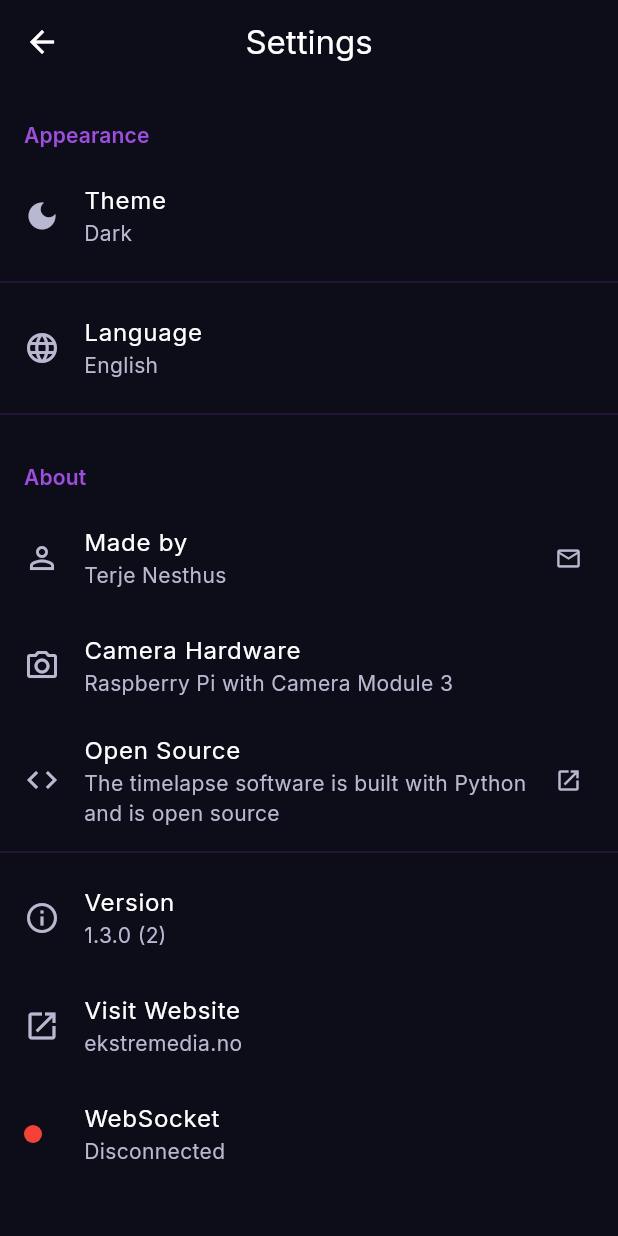
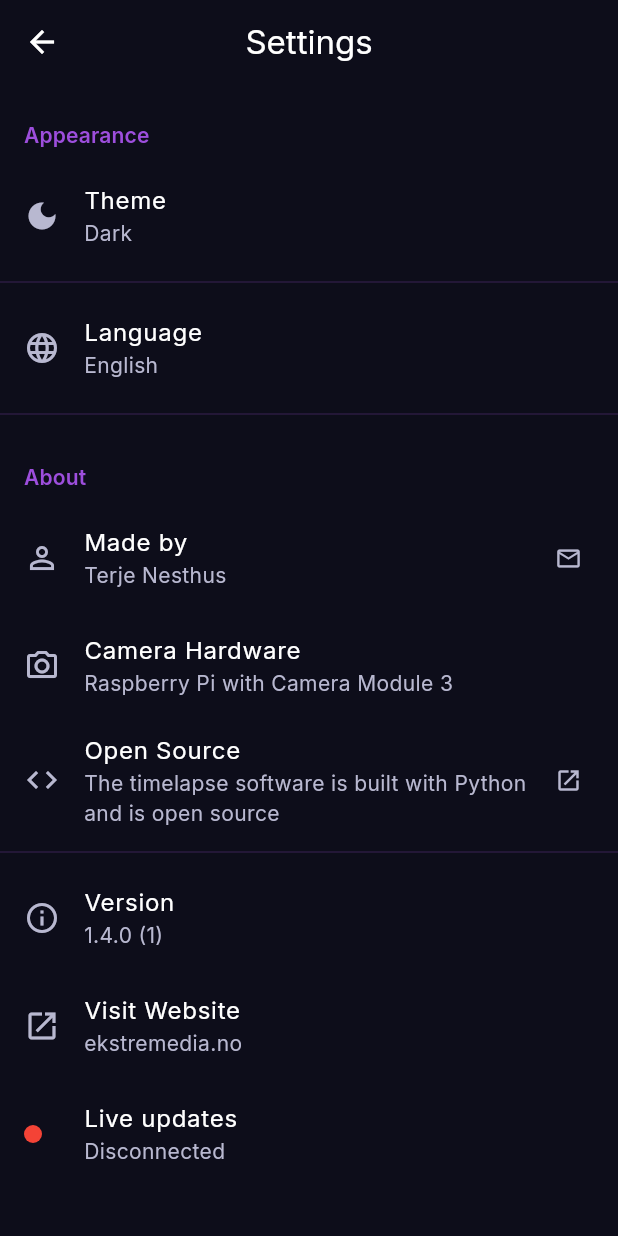
Before and after one commit to ekstremedia/vesteraalen-timelapse-app, a Flutter app: the SettingsPage screen opened directly, on a phone screen of 412 x 824 dp. Run offline on Flutter 3.47's test engine with Material 3 defaults, Android fonts, the phone set to English and light mode, and no system bars; our stand-ins replace cached_network_image, dio, flutter_dotenv, flutter_riverpod, google_fonts, package_info_plus and 2 more; accounts and stored records are empty; network calls fail.

Commit message:
Add stale image refresh, translations, and timestamp display
- Backend: Auto-trigger stale image refresh when app polls /api/app/cameras
  - Uses atomic cache locks to prevent race conditions
  - Rate limited: 1 check/min globally, 60s cooldown per camera
- Add WebSocket status translations (nb/nn/en)
- Display image update timestamp on camera cards
- Strengthen Git Push Policy in CLAUDE.md

🤖 Generated with [Claude Code](https://claude.com/claude-code)

Co-Authored-By: Claude Opus 4.5 <noreply@anthropic.com>

```diff
--- a/lib/features/cameras/widgets/camera_card.dart
+++ b/lib/features/cameras/widgets/camera_card.dart
@@ -75,6 +75,30 @@ class CameraCard extends StatelessWidget {
                     ),
                   ],
                 ),
+
+                // Image updated time
+                if (camera.currentImageUpdatedAt != null)
+                  Padding(
+                    padding: const EdgeInsets.only(top: 2),
+                    child: Row(
+                      children: [
+                        Icon(
+                          Icons.access_time,
+                          size: 14,
+                          color: theme.colorScheme.onSurfaceVariant,
+                        ),
+                        const SizedBox(width: 4),
+                        Text(
+                          l10n.formatRelativeTime(
+                            camera.currentImageUpdatedAt!,
+                          ),
+                          style: theme.textTheme.bodySmall?.copyWith(
+                            color: theme.colorScheme.onSurfaceVariant,
+                          ),
+                        ),
+                      ],
+                    ),
+                  ),
 
                 const SizedBox(height: 8),
 
--- a/lib/features/settings/pages/settings_page.dart
+++ b/lib/features/settings/pages/settings_page.dart
@@ -39,7 +39,7 @@ class SettingsPage extends ConsumerWidget {
           const Divider(),
           _buildVersionTile(context, l10n),
           _buildWebsiteTile(context, l10n),
-          _buildWebSocketTile(context, wsConnection),
+          _buildWebSocketTile(context, l10n, wsConnection),
         ],
       ),
     );
@@ -276,15 +276,16 @@ class SettingsPage extends ConsumerWidget {
 
   Widget _buildWebSocketTile(
     BuildContext context,
+    AppLocalizations l10n,
     AsyncValue<bool?> connectionState,
   ) {
     final statusText = connectionState.when(
       data: (isConnected) {
-        if (isConnected == null) return 'Disabled';
-        return isConnected ? 'Connected' : 'Disconnected';
+        if (isConnected == null) return l10n.wsDisabled;
+        return isConnected ? l10n.wsConnected : l10n.wsDisconnected;
       },
-      loading: () => 'Connecting...',
-      error: (_, _) => 'Error',
+      loading: () => l10n.wsConnecting,
+      error: (_, __) => l10n.wsError,
     );
 
     final statusColor = connectionState.when(
@@ -293,7 +294,7 @@ class SettingsPage extends ConsumerWidget {
         return isConnected ? Colors.green : Colors.red;
       },
       loading: () => Colors.orange,
-      error: (_, _) => Colors.red,
+      error: (_, __) => Colors.red,
     );
 
     return ListTile(
@@ -302,7 +303,7 @@ class SettingsPage extends ConsumerWidget {
         height: 12,
         decoration: BoxDecoration(shape: BoxShape.circle, color: statusColor),
       ),
-      title: const Text('WebSocket'),
+      title: Text(l10n.webSocketConnection),
       subtitle: Text(statusText),
     );
   }
--- a/lib/l10n/app_localizations.dart
+++ b/lib/l10n/app_localizations.dart
@@ -86,6 +86,12 @@ class AppLocalizations {
       'openSourceDesc':
           'The timelapse software is built with Python and is open source',
       'viewOnGithub': 'View on GitHub',
+      'webSocketConnection': 'Live updates',
+      'wsConnected': 'Connected',
+      'wsDisconnected': 'Disconnected',
+      'wsConnecting': 'Connecting...',
+      'wsDisabled': 'Disabled',
+      'wsError': 'Error',
 
       // General
       'loading': 'Loading...',
@@ -164,6 +170,12 @@ class AppLocalizations {
       'openSourceDesc':
           'Timelapse-programvaren er bygget med Python og er åpen kildekode',
       'viewOnGithub': 'Se på GitHub',
+      'webSocketConnection': 'Direkteoppdateringer',
+      'wsConnected': 'Tilkoblet',
+      'wsDisconnected': 'Frakoblet',
+      'wsConnecting': 'Kobler til...',
+      'wsDisabled': 'Deaktivert',
+      'wsError': 'Feil',
 
       // General
       'loading': 'Laster...',
@@ -242,6 +254,12 @@ class AppLocalizations {
       'openSourceDesc':
           'Timelapse-programvara er bygd med Python og er open kjeldekode',
       'viewOnGithub': 'Sjå på GitHub',
+      'webSocketConnection': 'Direkteoppdateringar',
+      'wsConnected': 'Tilkopla',
+      'wsDisconnected': 'Fråkopla',
+      'wsConnecting': 'Koplar til...',
+      'wsDisabled': 'Deaktivert',
+      'wsError': 'Feil',
 
       // General
       'loading': 'Lastar...',
@@ -328,6 +346,12 @@ class AppLocalizations {
   String get openSource => _get('openSource');
   String get openSourceDesc => _get('openSourceDesc');
   String get viewOnGithub => _get('viewOnGithub');
+  String get webSocketConnection => _get('webSocketConnection');
+  String get wsConnected => _get('wsConnected');
+  String get wsDisconnected => _get('wsDisconnected');
+  String get wsConnecting => _get('wsConnecting');
+  String get wsDisabled => _get('wsDisabled');
+  String get wsError => _get('wsError');
 
   // General
   String get loading => _get('loading');
--- a/pubspec.yaml
+++ b/pubspec.yaml
@@ -2,7 +2,7 @@ name: vesteraalen_timelapse
 description: "Live camera images and timelapses from Northern Norway"
 publish_to: 'none'
 
-version: 1.3.0+2
+version: 1.4.0+1
 
 environment:
   sdk: ^3.8.0
```
Also changed, not shown: 2 other files.
